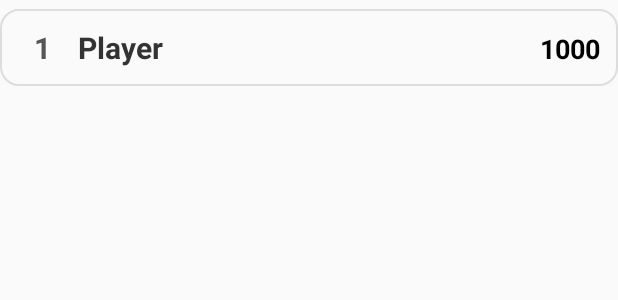
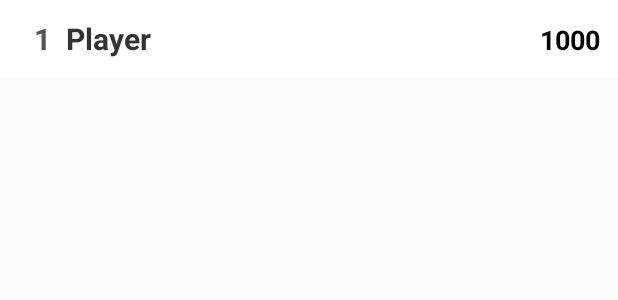
Before and after one commit to GalIsraeli/AndroidProject1, an Android app: the layout item_score.xml on its own in the app's theme, with its tools: preview values and no code run, on a phone screen of 412 x 824 dp. Shown: the top 300 px of the screen. Run offline under Robolectric (Android 15) with nearby library versions, the light colour scheme and no system bars.

Commit message:
refactor: Update leaderboard item backgrounds and layout
This commit refactors the backgrounds of leaderboard items and makes minor layout adjustments.

- Replaced `item_background.xml` with new ripple drawables (`bg_gold.xml`, `bg_silver.xml`, `bg_bronze.xml`, and `ripple_background.xml`) to provide visual feedback on item selection and distinct backgrounds for the top 3 ranks.
- Updated `ScoreAdapter.kt` to use the new background drawables based on rank.
- Modified `item_score.xml` to use the new `ripple_background` as the default and removed unnecessary padding.
- Added `clickable` and `focusable` attributes to the root layout of `item_score.xml`.
- Changed `DividerItemDecoration` orientation in `LeaderboardActivity.kt` to use `DividerItemDecoration.VERTICAL` instead of `LinearLayoutManager.VERTICAL`.

```diff
--- a/app/src/main/java/com/gamepackage/androidproject1/activities/LeaderboardActivity.kt
+++ b/app/src/main/java/com/gamepackage/androidproject1/activities/LeaderboardActivity.kt
@@ -3,6 +3,7 @@ package com.gamepackage.androidproject1.activities
 import android.content.Intent
 import android.os.Bundle
 import androidx.appcompat.app.AppCompatActivity
+import androidx.recyclerview.widget.DividerItemDecoration
 import com.bumptech.glide.Glide
 import com.gamepackage.androidproject1.R
 import com.gamepackage.androidproject1.databinding.ActivityLeaderboardBinding
@@ -12,7 +13,6 @@ import com.google.android.gms.maps.OnMapReadyCallback
 import com.google.android.gms.maps.model.LatLng
 import com.google.android.gms.maps.model.MarkerOptions
 import com.google.android.gms.maps.CameraUpdateFactory
-import androidx.recyclerview.widget.DividerItemDecoration
 import androidx.recyclerview.widget.LinearLayoutManager
 import com.gamepackage.androidproject1.logic.ScoreAdapter
 
@@ -44,7 +44,7 @@ class LeaderboardActivity : AppCompatActivity(), OnMapReadyCallback {
         binding.leaderboardRecyclerView.adapter = adapter
         binding.leaderboardRecyclerView.layoutManager = LinearLayoutManager(this)
 
-        val dividerItemDecoration = DividerItemDecoration(this, LinearLayoutManager.VERTICAL)
+        val dividerItemDecoration = DividerItemDecoration(this, DividerItemDecoration.VERTICAL)
         binding.leaderboardRecyclerView.addItemDecoration(dividerItemDecoration)
 
         binding.btnBackToMenu.setOnClickListener {
--- a/app/src/main/res/drawable/item_background.xml
+++ /dev/null
@@ -1,6 +0,0 @@
-<?xml version="1.0" encoding="utf-8"?>
-<shape xmlns:android="http://schemas.android.com/apk/res/android" android:shape="rectangle">
-    <solid android:color="#FAFAFA"/>
-    <corners android:radius="12dp" />
-    <stroke android:width="1dp" android:color="#DDD" />
-</shape>
--- /dev/null
+++ b/app/src/main/res/drawable/ripple_background.xml
@@ -0,0 +1,8 @@
+<ripple xmlns:android="http://schemas.android.com/apk/res/android"
+    android:color="?android:attr/colorPressedHighlight">
+    <item>
+        <shape android:shape="rectangle">
+            <solid android:color="@color/white" />
+        </shape>
+    </item>
+</ripple>
--- a/app/src/main/res/layout/item_score.xml
+++ b/app/src/main/res/layout/item_score.xml
@@ -2,10 +2,11 @@
 <LinearLayout xmlns:android="http://schemas.android.com/apk/res/android"
     android:layout_width="match_parent"
     android:layout_height="wrap_content"
-    android:background="@drawable/item_background"
+    android:background="@drawable/ripple_background"
     android:orientation="horizontal"
     android:padding="12dp"
-    android:layout_marginVertical="6dp" >
+    android:clickable="true"
+    android:focusable="true">
 
     <TextView
         android:id="@+id/item_score_rank"
@@ -22,7 +23,6 @@
         android:layout_width="0dp"
         android:layout_height="wrap_content"
         android:layout_weight="1"
-        android:paddingStart="8dp"
         android:text="@string/player"
         android:textColor="#333"
         android:textSize="20sp"
```
Also changed, not shown: app/src/main/java/com/gamepackage/androidproject1/logic/ScoreAdapter.kt (+4 -13 lines), app/src/main/res/drawable/bg_bronze.xml (added, +8 -0 lines), app/src/main/res/drawable/bg_gold.xml (added, +8 -0 lines), app/src/main/res/drawable/bg_silver.xml (added, +8 -0 lines).
